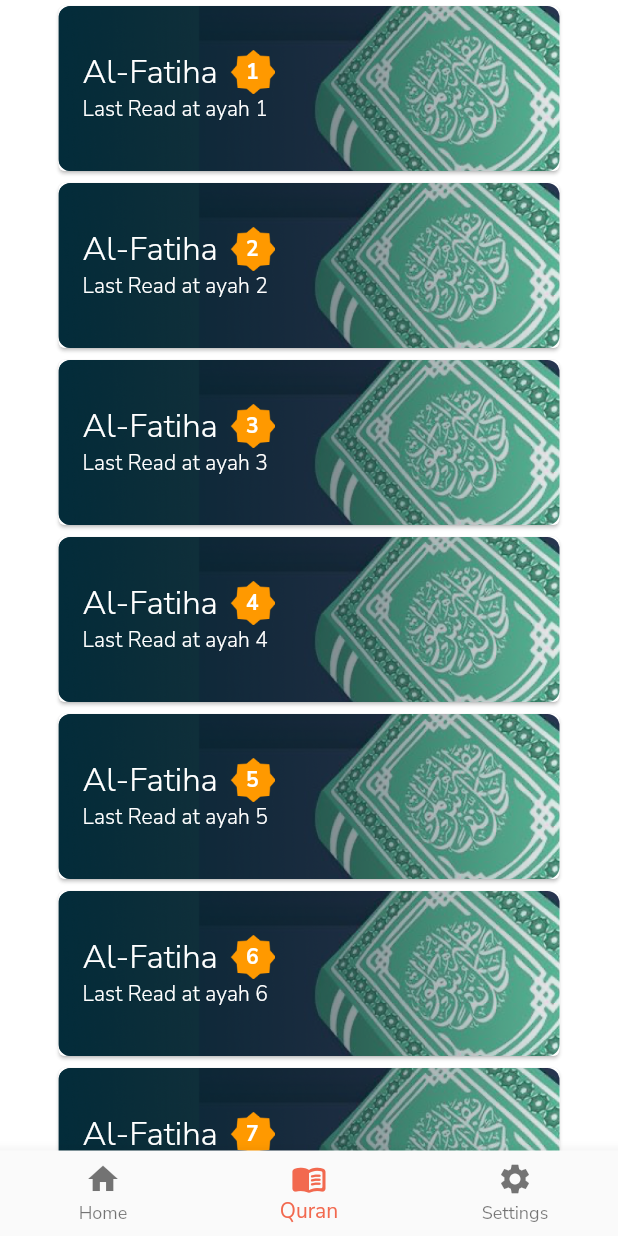
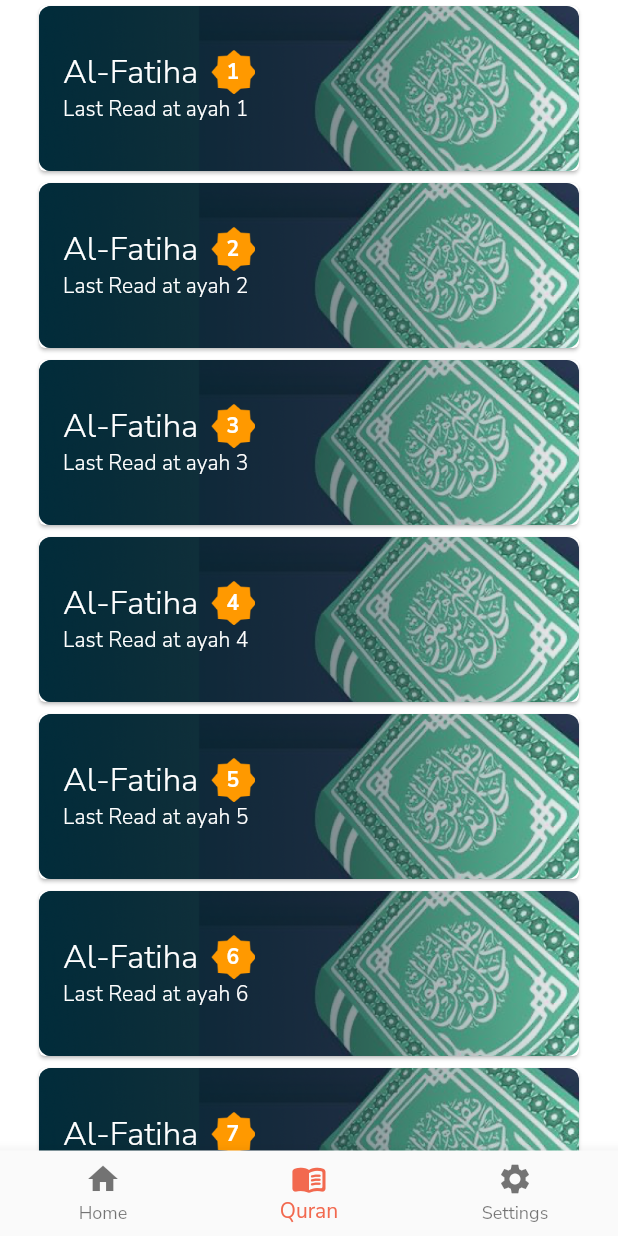
Before and after one commit to ismailrohaga/app-hafizh, a Flutter app: the QuranView screen opened by its route, on a phone screen of 412 x 824 dp. Run offline on Flutter 3.47's test engine with Material 2 defaults, Android fonts, the phone set to English and light mode, and no system bars; our stand-ins replace dartz, dio, equatable, firebase_core, flutter_dotenv, get_it and 4 more; accounts and stored records are empty.

Commit message:
groom: add new constants and various adjustment

```diff
--- /dev/null
+++ b/lib/common/const/screen_padding_constant.dart
@@ -0,0 +1,6 @@
+class ScreenPaddingConstant {
+  static const horizontal = 22.0;
+
+  // TODO: You can custom your own padding here
+  static const vertical = 22.0;
+}
--- a/lib/common/const/size_constant.dart
+++ /dev/null
@@ -1,3 +0,0 @@
-class SizeConstant {
-  static const horizontalSpacing = 22.0;
-}
--- /dev/null
+++ b/lib/common/const/spacing_constant.dart
@@ -0,0 +1,7 @@
+class SpacingConstant {
+  static const double xSmall = 4.0;
+  static const double small = 8.0;
+  static const double medium = 16.0;
+  static const double large = 24.0;
+  static const double xLarge = 32.0;
+}
--- a/lib/common/ui/app_colors.dart
+++ b/lib/common/ui/app_colors.dart
@@ -1,5 +1,3 @@
-import 'dart:convert';
-
 import 'package:flutter/material.dart';
 
 class AppColors {
--- a/lib/common/ui/widget/molecules/appbar/surah_appbar_title_widget.dart
+++ b/lib/common/ui/widget/molecules/appbar/surah_appbar_title_widget.dart
@@ -1,4 +1,5 @@
 import 'package:flutter/material.dart';
+import 'package:hafizh/common/const/spacing_constant.dart';
 import 'package:hafizh/common/ext/build_context_ext.dart';
 import 'package:hafizh/common/ui/widget/atoms/star_badge_widget.dart';
 
@@ -22,7 +23,7 @@ class MoleculeSurahAppBarTitleWidget extends StatelessWidget {
           children: [
             Text(surah, style: context.textTheme.titleLarge),
             const SizedBox(
-              width: 4,
+              width: SpacingConstant.small,
             ),
             AtomStarBadgeWidget(
               count: surahNumber,
--- a/lib/common/ui/widget/molecules/tile/surah_tile_title_widget.dart
+++ b/lib/common/ui/widget/molecules/tile/surah_tile_title_widget.dart
@@ -1,5 +1,5 @@
-
 import 'package:flutter/material.dart';
+import 'package:hafizh/common/const/spacing_constant.dart';
 import 'package:hafizh/common/ext/build_context_ext.dart';
 import 'package:hafizh/common/ui/widget/atoms/star_badge_widget.dart';
 
@@ -22,7 +22,7 @@ class MoleculeSurahTileTitleWidget extends StatelessWidget {
               context.theme.textTheme.titleLarge?.copyWith(color: Colors.white),
         ),
         const SizedBox(
-          width: 8,
+          width: SpacingConstant.small,
         ),
         AtomStarBadgeWidget(
           count: number,
--- a/lib/common/ui/widget/organisms/appbar/scaffold_with_app_bar.dart
+++ b/lib/common/ui/widget/organisms/appbar/scaffold_with_app_bar.dart
@@ -23,14 +23,14 @@ class OrganismScaffoldWithDetailSurahAppBar extends StatelessWidget {
     return Scaffold(
       appBar: AppBar(
           backgroundColor: context.colors.background,
-          toolbarHeight: 80,
+          toolbarHeight: 90,
           title: MoleculeSurahAppBarTitleWidget(
             surah: surah,
             verse: verse,
             surahNumber: surahNumber,
           ),
           leading: BackButton(
-            color: context.theme.colorScheme.onSecondary,
+            color: context.colors.surface,
             onPressed: onBackPressed,
           )),
       body: child,
--- a/lib/presentation/quran/quran_view.dart
+++ b/lib/presentation/quran/quran_view.dart
@@ -1,5 +1,6 @@
 import 'package:flutter/material.dart';
 import 'package:go_router/go_router.dart';
+import 'package:hafizh/common/const/screen_padding_constant.dart';
 import 'package:hafizh/common/const/named_routes.dart';
 import 'package:hafizh/common/ui/widget/molecules/card/surah_card_widget.dart';
 
@@ -10,7 +11,8 @@ class QuranView extends StatelessWidget {
   Widget build(BuildContext context) {
     return Scaffold(
       body: Padding(
-        padding: const EdgeInsets.symmetric(horizontal: 35.0),
+        padding: const EdgeInsets.symmetric(
+            horizontal: ScreenPaddingConstant.horizontal),
         child: ListView.builder(
           scrollDirection: Axis.vertical,
           itemCount: 114,
--- a/lib/presentation/splash/splash_view.dart
+++ b/lib/presentation/splash/splash_view.dart
@@ -1,6 +1,7 @@
 import 'package:flutter/material.dart';
 import 'package:go_router/go_router.dart';
 import 'package:hafizh/common/const/named_routes.dart';
+import 'package:hafizh/common/const/spacing_constant.dart';
 import 'package:hafizh/common/ext/build_context_ext.dart';
 import 'package:hafizh/common/provider/preference_settings_provider.dart';
 import 'package:provider/provider.dart';
@@ -39,7 +40,7 @@ class SplashView extends StatelessWidget {
                     'assets/icons/icon_hafizh_white.png',
                     width: 40,
                   ),
-                  const SizedBox(width: 5.0),
+                  const SizedBox(width: SpacingConstant.xSmall),
                   Text('Hafizh', style: context.textTheme.headlineLarge),
                 ],
               ),
```
Also changed, not shown: lib/presentation/splash/onboard_view.dart (+6 -5 lines).
